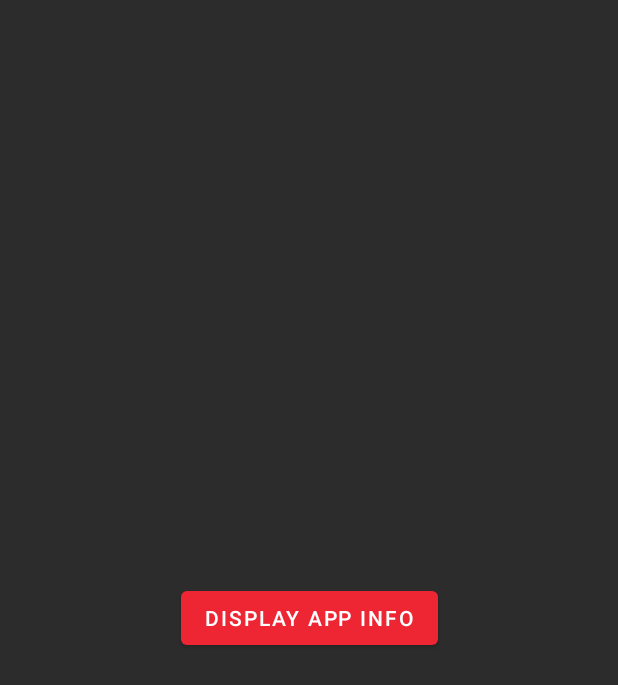
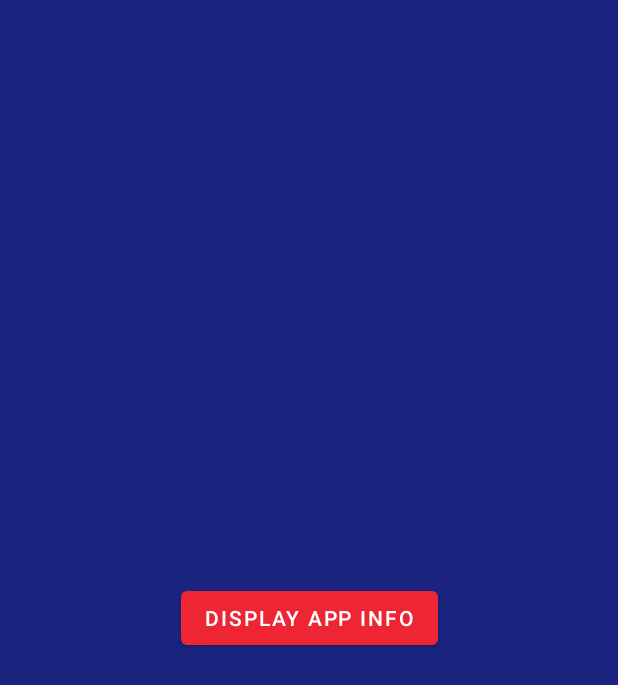
Before and after one commit to azurmop/Mapp, an Android app: the screen it shows after launch (MainActivity), on a phone screen of 412 x 824 dp. Shown: the top 685 px of the screen. Run offline under Robolectric (Android 15) with nearby library versions, the phone set to English and light mode, and no system bars.

Commit message:
Update background color

```diff
--- a/app/src/main/res/layout/activity_main.xml
+++ b/app/src/main/res/layout/activity_main.xml
@@ -4,7 +4,7 @@
     xmlns:tools="http://schemas.android.com/tools"
     android:layout_width="match_parent"
     android:layout_height="match_parent"
-    android:background="#2C2C2C"
+    android:background="#1A237E"
     tools:context=".MainActivity">
 
     <com.google.android.material.button.MaterialButton
```
